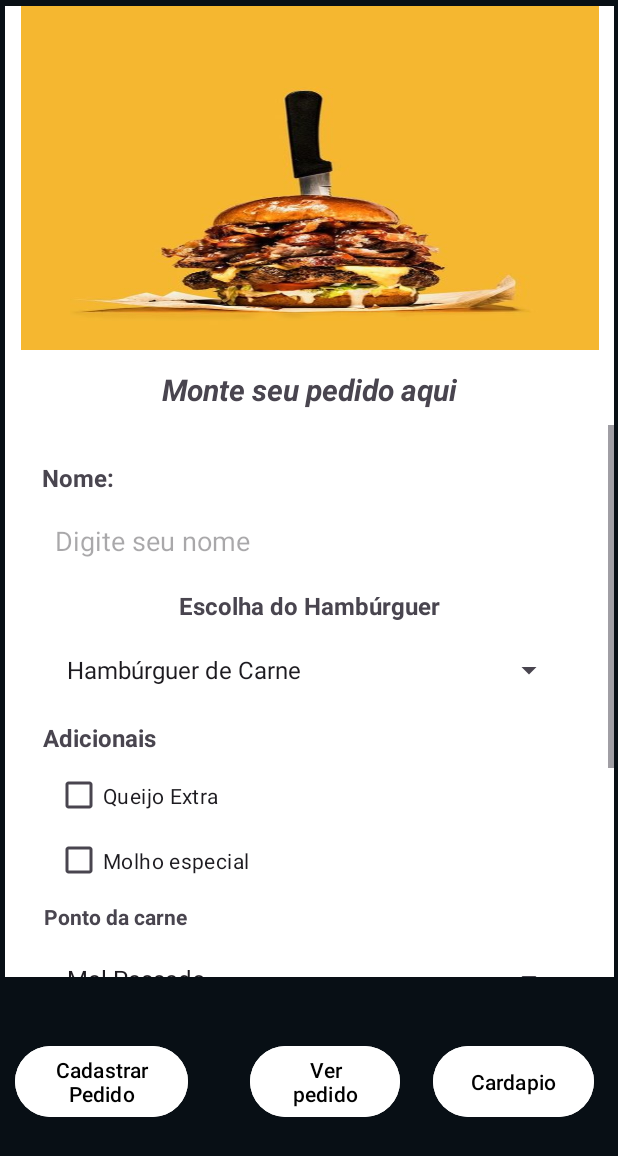
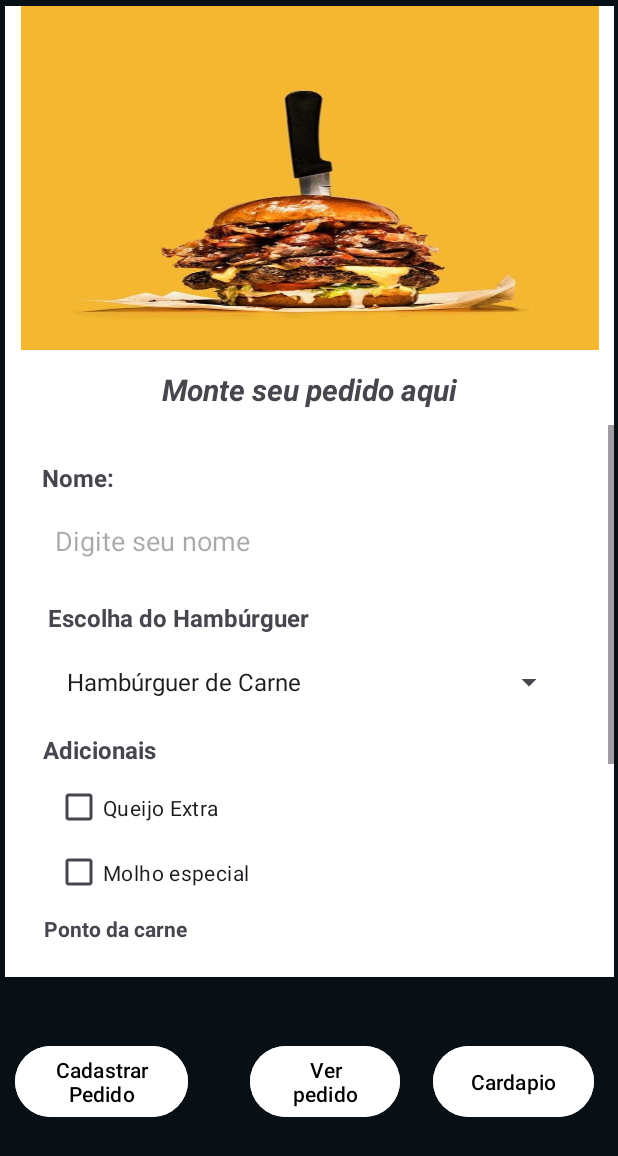
Before and after one commit to IsabellajFerreira/StackedBurgers, an Android app: the screen it shows after launch (MainActivity), after a tap on "Cadastrar Pedido", on a phone screen of 412 x 824 dp. Shown: the top 1156 px of the screen. Run offline under Robolectric (Android 15) with nearby library versions, the phone set to English and light mode, and no system bars.

Commit message:
Ajustando ScrollView

```diff
--- a/app/src/main/res/layout/fragment_cadastrar.xml
+++ b/app/src/main/res/layout/fragment_cadastrar.xml
@@ -82,11 +82,12 @@
                         android:id="@+id/textView4"
                         android:layout_width="wrap_content"
                         android:layout_height="wrap_content"
-                        android:layout_marginTop="8dp"
+                        android:layout_marginTop="16dp"
                         android:text="Escolha do Hambúrguer"
                         android:textSize="16sp"
                         android:textStyle="bold"
                         app:layout_constraintEnd_toEndOf="parent"
+                        app:layout_constraintHorizontal_bias="0.123"
                         app:layout_constraintStart_toStartOf="parent"
                         app:layout_constraintTop_toBottomOf="@+id/editTextText" />
 
```
